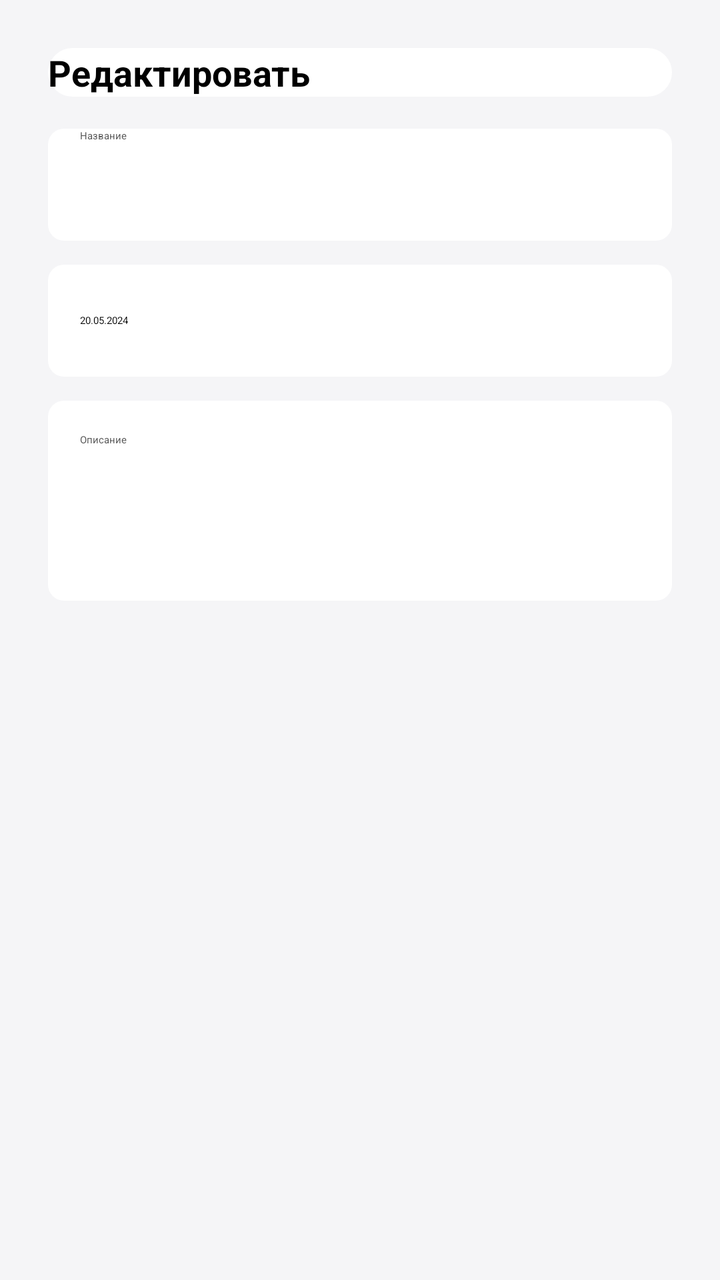
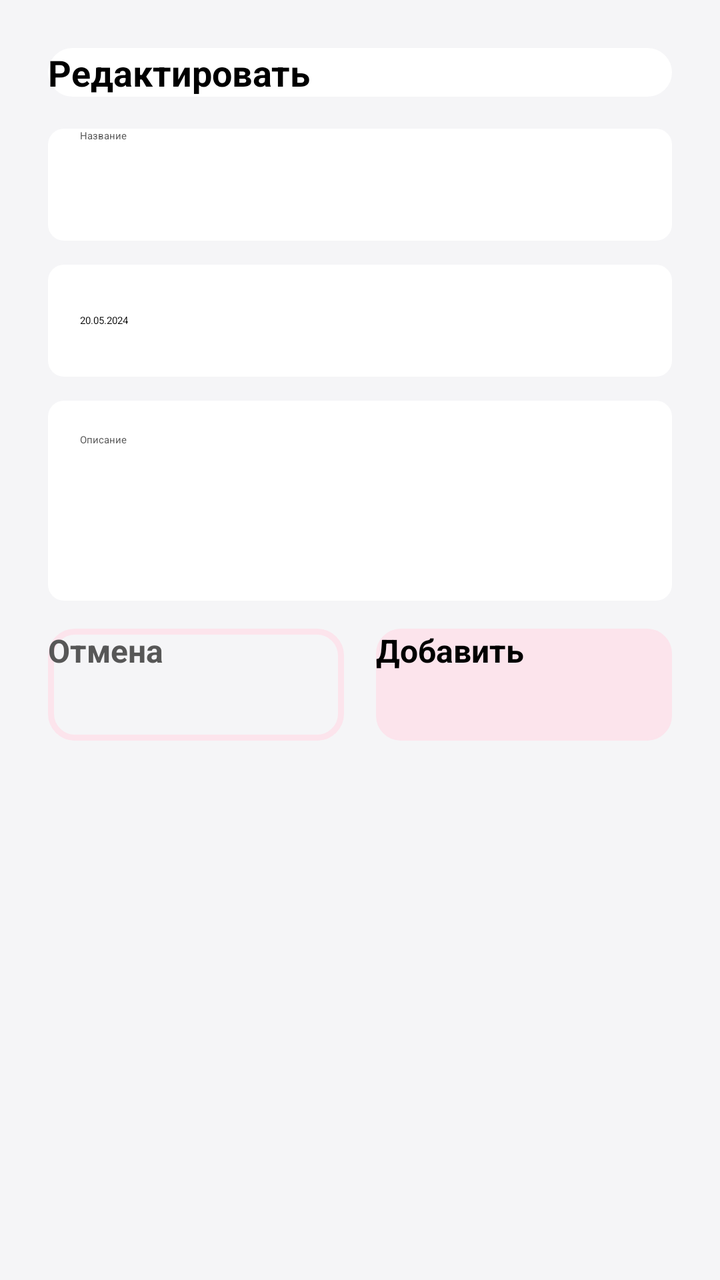

Before-and-after screenshots of an Android layout around one commit, followed by the original layout XML and the change that was made.
<!-- AndroidManifest.xml: application theme Theme.App.Starting -->
<!-- res/layout/dialog_edit_memory.xml -->
<?xml version="1.0" encoding="utf-8"?>
<LinearLayout xmlns:android="http://schemas.android.com/apk/res/android"
    android:layout_width="match_parent"
    android:layout_height="wrap_content"
    android:orientation="vertical"
    android:padding="24dp"
    android:background="@color/background_light">

    <TextView
        android:layout_width="match_parent"
        android:layout_height="wrap_content"
        android:text="Редактировать"
        android:background="@drawable/selector_chip_category"
        android:textColor="@color/text_primary"
        android:textSize="18sp"
        android:textStyle="bold"
        android:layout_marginBottom="16dp"/>

    <EditText
        android:id="@+id/etEditTitle"
        android:layout_width="match_parent"
        android:layout_height="56dp"
        android:hint="Название"
        android:inputType="textCapSentences"
        android:background="@drawable/bg_input_soft"
        android:paddingHorizontal="16dp"
        android:textColor="@color/text_primary"
        android:textColorHint="@color/text_secondary"
        android:layout_marginBottom="12dp"/>

    
    <TextView
        android:id="@+id/tvEditDate"
        android:layout_width="match_parent"
        android:layout_height="56dp"
        android:background="@drawable/bg_input_soft"
        android:gravity="center_vertical"
        android:paddingHorizontal="16dp"
        android:text="20.05.2024"
        android:drawableTint="@color/text_secondary"
        android:textColor="@color/text_primary"
        android:layout_marginBottom="12dp"/>

    <EditText
        android:id="@+id/etEditDesc"
        android:layout_width="match_parent"
        android:layout_height="wrap_content"
        android:minHeight="100dp"
        android:hint="Описание"
        android:inputType="textCapSentences|textMultiLine"
        android:gravity="top"
        android:background="@drawable/bg_input_soft"
        android:padding="16dp"
        android:textColor="@color/text_primary"
        android:textColorHint="@color/text_secondary" />

</LinearLayout>
<!-- resources referenced by this layout -->
<resources>
  <color name="background_light">#F5F5F7</color>
  <color name="text_primary">#000000</color>
  <color name="text_secondary">#575757</color>
  <!-- drawable bg_input_soft (drawable) -->
  <?xml version="1.0" encoding="utf-8"?>
  <shape xmlns:android="http://schemas.android.com/apk/res/android"
      android:shape="rectangle">
      <solid android:color="@color/white" />
      <corners android:color="@color/baby_pink" />
      <corners android:radius="8dp" />
  </shape>
  <!-- drawable selector_chip_category (drawable) -->
  <?xml version="1.0" encoding="utf-8"?>
  <selector xmlns:android="http://schemas.android.com/apk/res/android">
      <item android:state_checked="true">
          <shape android:shape="rectangle">
              <solid android:color="#FFD1DC" />
              <corners android:radius="20dp" />
              <stroke android:width="1dp" android:color="@color/baby_pink" />
          </shape>
      </item>
  
      <item>
          <shape android:shape="rectangle">
              <solid android:color="@color/white" />
              <corners android:radius="20dp" />
          </shape>
      </item>
  </selector>
  <style name="Theme.App.Starting" parent="Theme.SplashScreen">
          <item name="windowSplashScreenBackground">@android:color/white</item>
          <item name="windowSplashScreenAnimatedIcon">@drawable/splash_icon</item>
          <item name="windowSplashScreenAnimationDuration">1000</item>
          <item name="postSplashScreenTheme">@style/Theme.OurMemories</item>
      </style>
  <color name="white">#FFFFFF</color>
  <color name="baby_pink">#FCE4EC</color>
  <!-- drawable splash_icon: png bitmap (drawable, 316944 bytes) -->
  <style name="Theme.OurMemories" parent="Base.Theme.OurMemories" />
  <style name="Base.Theme.OurMemories" parent="Theme.Material3.DayNight.NoActionBar">
          <item name="colorPrimary">@color/primary_lavender</item>
          <item name="colorOnPrimary">@color/white</item>
  
          <item name="android:windowBackground">@color/background_light</item>
          <item name="colorSurface">@color/white</item>
          <item name="colorOnSurface">@color/text_primary</item>
          <item name="colorOnBackground">@color/text_primary</item>
  
          <item name="android:textColorPrimary">@color/text_primary</item>
          <item name="android:textColorSecondary">@color/text_secondary</item>
      </style>
  <color name="primary_lavender">#9C27B0</color>
</resources>

<!-- the commit's change to res/layout/dialog_edit_memory.xml (unified diff, before → after) -->
@@ -52,6 +52,42 @@
         android:background="@drawable/bg_input_soft"
         android:padding="16dp"
         android:textColor="@color/text_primary"
-        android:textColorHint="@color/text_secondary" />
+        android:textColorHint="@color/text_secondary"
+        android:layout_marginBottom="14dp"/>
 
+    <LinearLayout
+        android:layout_width="match_parent"
+        android:layout_height="wrap_content"
+        android:orientation="horizontal">
+
+        
+        <androidx.appcompat.widget.AppCompatButton
+            android:id="@+id/btnCancel"
+            android:layout_width="0dp"
+            android:layout_height="56dp"
+            android:layout_weight="1"
+            android:background="@drawable/bg_border_selected"
+            android:text="Отмена"
+            android:textAllCaps="false"
+            android:textColor="@color/text_secondary"
+            android:textStyle="bold"
+            android:textSize="16sp"/>
+
+        <View android:layout_width="16dp" android:layout_height="0dp"/>
+
+        
+        <androidx.appcompat.widget.AppCompatButton
+            android:id="@+id/btnAdd"
+            android:layout_width="0dp"
+            android:layout_height="56dp"
+            android:layout_weight="1"
+            android:background="@drawable/bg_input_field"
+            android:backgroundTint="@color/baby_pink"
+            android:text="Добавить"
+            android:textAllCaps="false"
+            android:textColor="@color/text_primary"
+            android:textStyle="bold"
+            android:textSize="16sp"/>
+
+    </LinearLayout>
 </LinearLayout>
<!-- resource entries referenced after the edit -->
@@ -3,6 +3,25 @@
   <color name="background_light">#F5F5F7</color>
   <color name="text_primary">#000000</color>
   <color name="text_secondary">#575757</color>
+  <!-- drawable bg_border_selected (drawable) -->
+  <?xml version="1.0" encoding="utf-8"?>
+  <shape xmlns:android="http://schemas.android.com/apk/res/android">
+      <stroke android:width="3dp" android:color="@color/baby_pink"/>
+      <solid android:color="@android:color/transparent"/>
+      <corners android:radius="12dp"/>
+  </shape>
+  <!-- drawable bg_input_field (drawable) -->
+  <?xml version="1.0" encoding="utf-8"?>
+  <shape xmlns:android="http://schemas.android.com/apk/res/android">
+  
+      <solid android:color="@color/white" />
+  
+      <corners android:radius="12dp" />
+  
+      <stroke
+          android:width="1dp"
+          android:color="@color/text_primary" />
+  </shape>
   <!-- drawable bg_input_soft (drawable) -->
   <?xml version="1.0" encoding="utf-8"?>
   <shape xmlns:android="http://schemas.android.com/apk/res/android"
